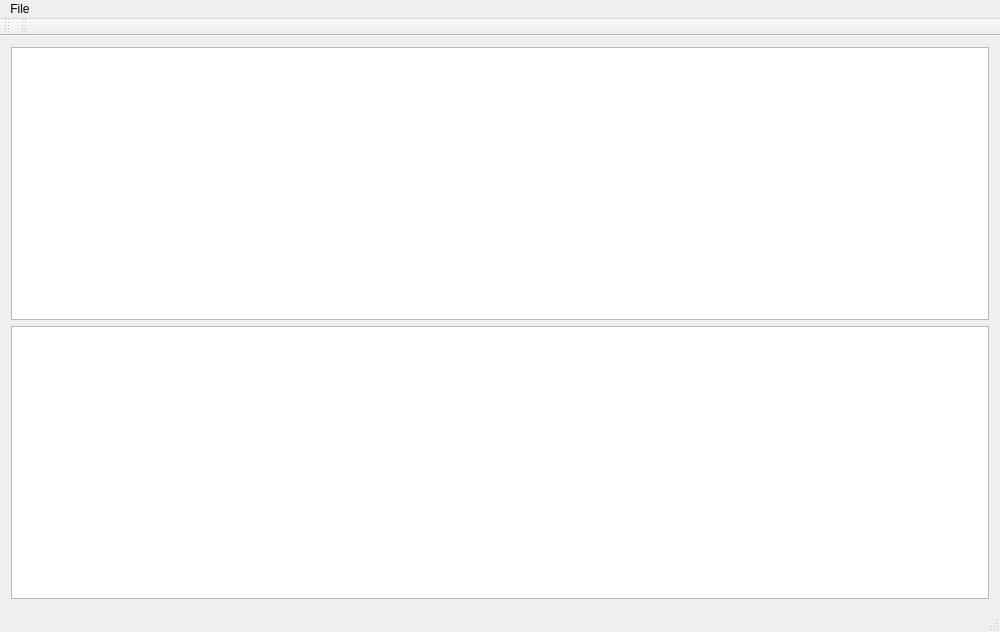
This is apps/opencs/opencs.ui in zinnschlag/openmw as Qt 5 draws it before an edit. The edited form follows.
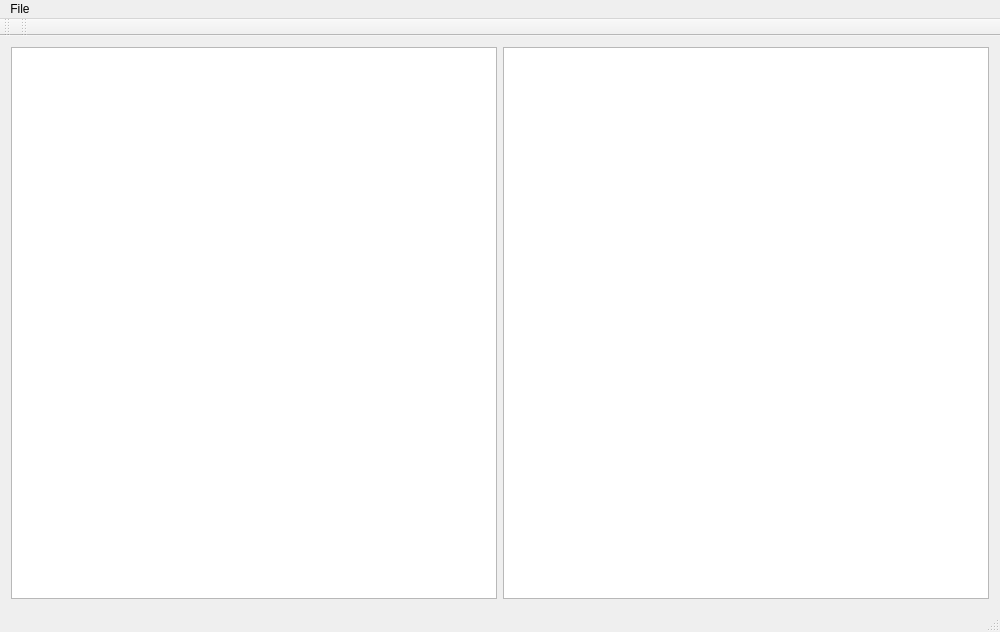
This is the edited form. Icons and pictures are not drawn.

What changed in the file:
```diff
--- a/apps/opencs/opencs.ui
+++ b/apps/opencs/opencs.ui
@@ -18,13 +18,13 @@
     <normaloff>:/images/openmw.png</normaloff>:/images/openmw.png</iconset>
   </property>
   <widget class="QWidget" name="centralWidget">
-   <layout class="QVBoxLayout" name="verticalLayout">
-    <item>
-     <widget class="QTreeView" name="treeView"/>
-    </item>
+   <layout class="QHBoxLayout" name="horizontalLayout">
     <item>
      <widget class="QTreeView" name="treeView_2"/>
     </item>
+    <item>
+     <widget class="QTreeView" name="treeView"/>
+    </item>
    </layout>
   </widget>
   <widget class="QMenuBar" name="menuBar">
```
